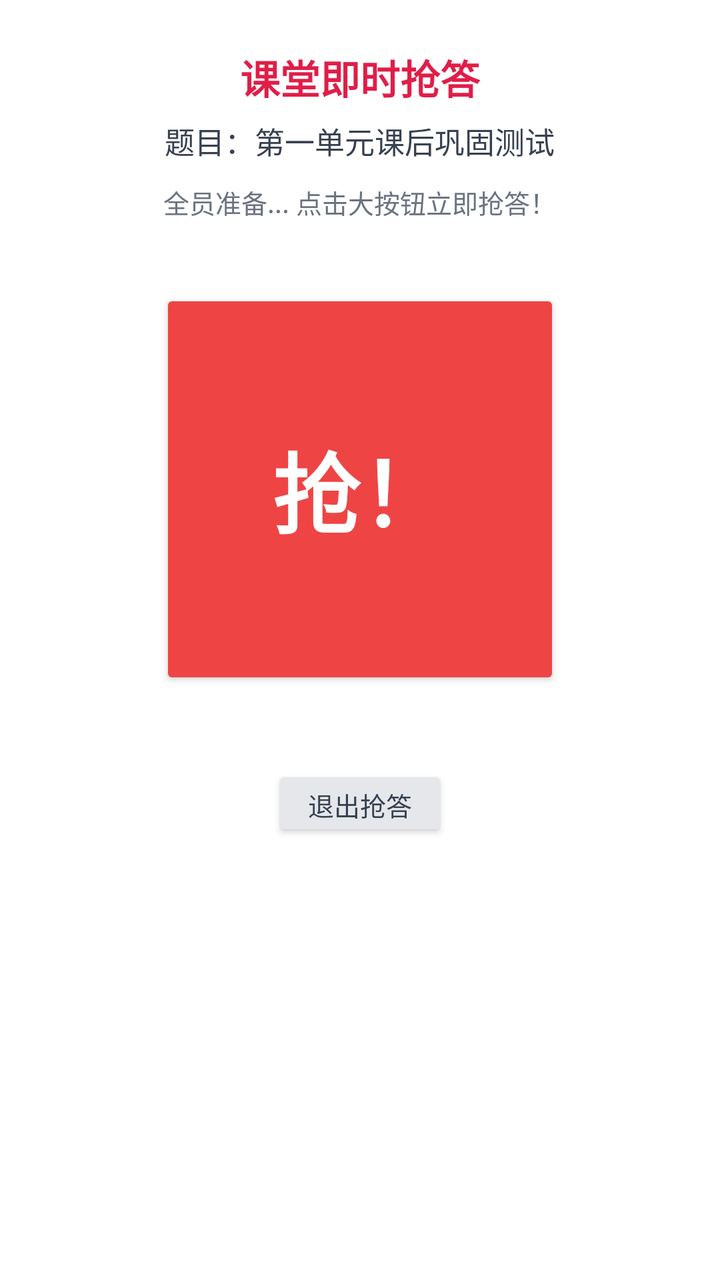
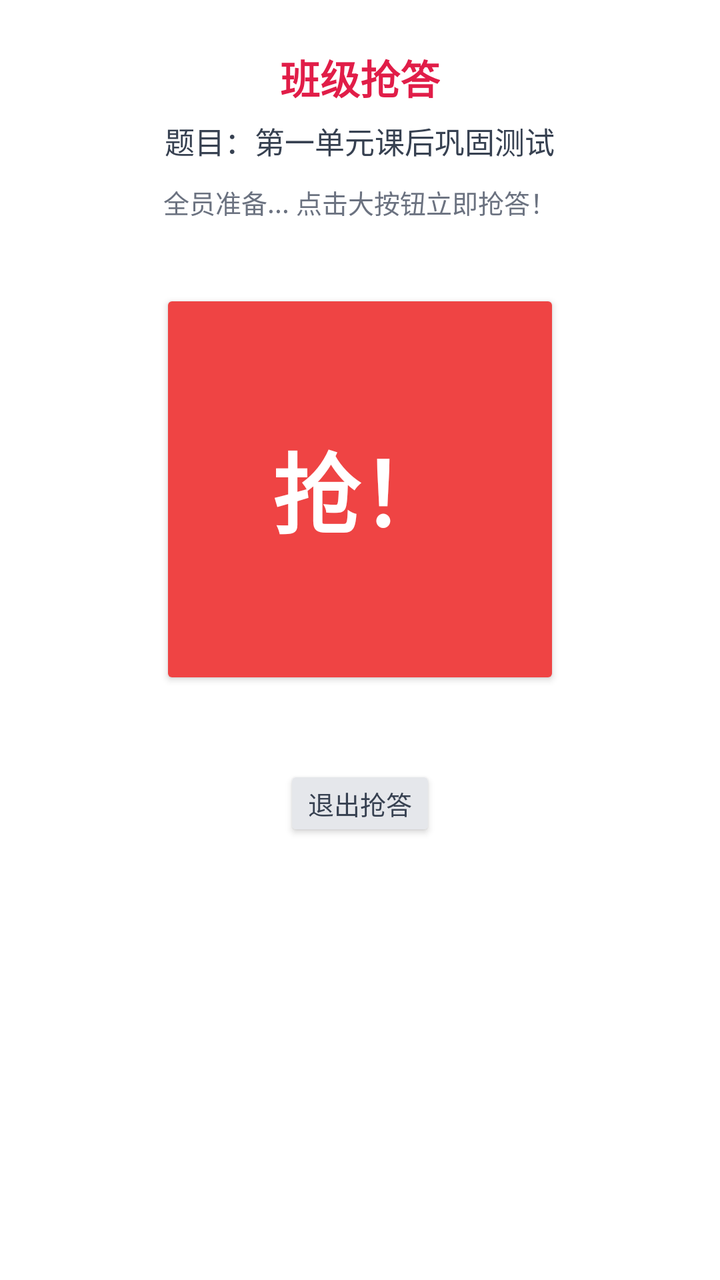

Two renders of the same Android screen: before a commit and after it. Below are the layout's source before the change and the commit's diff.
<!-- AndroidManifest.xml: application theme Theme.CampusChat -->
<!-- res/layout/dialog_buzzer.xml -->
<?xml version="1.0" encoding="utf-8"?>
<LinearLayout
    xmlns:android="http://schemas.android.com/apk/res/android"
    android:layout_width="match_parent"
    android:layout_height="wrap_content"
    android:orientation="vertical"
    android:background="#FFFFFF"
    android:padding="24dp"
    android:gravity="center_horizontal">

    
    <TextView
        android:id="@+id/tvBuzzerHeader"
        android:layout_width="wrap_content"
        android:layout_height="wrap_content"
        android:text="课堂即时抢答"
        android:textColor="#E11D48"
        android:textSize="20sp"
        android:textStyle="bold" />

    <TextView
        android:id="@+id/tvBuzzerTitle"
        android:layout_width="wrap_content"
        android:layout_height="wrap_content"
        android:layout_marginTop="6dp"
        android:text="题目：第一单元课后巩固测试"
        android:textColor="#374151"
        android:textSize="15sp"
        android:gravity="center" />

    <TextView
        android:id="@+id/tvBuzzerStatus"
        android:layout_width="wrap_content"
        android:layout_height="wrap_content"
        android:layout_marginTop="10dp"
        android:text="全员准备... 点击大按钮立即抢答！"
        android:textColor="#6B7280"
        android:textSize="13sp" />

    
    <FrameLayout
        android:layout_width="220dp"
        android:layout_height="220dp"
        android:layout_marginTop="24dp"
        android:layout_marginBottom="20dp">

        <Button
            android:id="@+id/btnBuzzAction"
            android:layout_width="200dp"
            android:layout_height="200dp"
            android:layout_gravity="center"
            android:backgroundTint="#EF4444"
            android:text="抢！"
            android:textColor="#FFFFFF"
            android:textSize="44sp"
            android:textStyle="bold"
            android:elevation="12dp" />

        
        <LinearLayout
            android:id="@+id/layoutBuzzResult"
            android:layout_width="200dp"
            android:layout_height="200dp"
            android:layout_gravity="center"
            android:background="#10B981"
            android:orientation="vertical"
            android:gravity="center"
            android:padding="12dp"
            android:elevation="14dp"
            android:visibility="gone">

            <TextView
                android:layout_width="wrap_content"
                android:layout_height="wrap_content"
                android:text="抢答成功"
                android:textColor="#FFFFFF"
                android:textSize="16sp"
                android:textStyle="bold" />

            <TextView
                android:id="@+id/tvWinnerName"
                android:layout_width="wrap_content"
                android:layout_height="wrap_content"
                android:layout_marginTop="8dp"
                android:text="蔡俊威"
                android:textColor="#FFFFFF"
                android:textSize="22sp"
                android:textStyle="bold" />

            <TextView
                android:id="@+id/tvCostTime"
                android:layout_width="wrap_content"
                android:layout_height="wrap_content"
                android:layout_marginTop="6dp"
                android:text="用时：235 ms"
                android:textColor="#ECFDF5"
                android:textSize="13sp" />
        </LinearLayout>
    </FrameLayout>

    
    <Button
        android:id="@+id/btnDismissBuzzer"
        android:layout_width="wrap_content"
        android:layout_height="38dp"
        android:layout_marginTop="8dp"
        android:backgroundTint="#E5E7EB"
        android:text="退出抢答"
        android:textColor="#374151"
        android:textSize="13sp" />

</LinearLayout>
<!-- resources referenced by this layout -->
<resources>
  <style name="Theme.CampusChat" parent="Theme.AppCompat.Light.NoActionBar">
          
          <item name="colorPrimary">@color/brand_primary</item>
          <item name="colorPrimaryDark">@color/brand_primary_dark</item>
          <item name="colorAccent">@color/brand_accent</item>
  
          
          <item name="android:windowBackground">@color/app_background</item>
  
          
          <item name="android:statusBarColor">@color/white</item>
  
          
          <item name="android:windowLightStatusBar">true</item>
      </style>
  <color name="brand_primary">#1E88E5</color>
  <color name="brand_primary_dark">#1565C0</color>
  <color name="brand_accent">#00ACC1</color>
  <color name="app_background">#F4F6F9</color>
  <color name="white">#FFFFFFFF</color>
</resources>

<!-- the commit's change to res/layout/dialog_buzzer.xml (unified diff, before → after) -->
@@ -13,7 +13,7 @@
         android:id="@+id/tvBuzzerHeader"
         android:layout_width="wrap_content"
         android:layout_height="wrap_content"
-        android:text="课堂即时抢答"
+        android:text="班级抢答"
         android:textColor="#E11D48"
         android:textSize="20sp"
         android:textStyle="bold" />
@@ -107,6 +107,13 @@
         android:backgroundTint="#E5E7EB"
         android:text="退出抢答"
         android:textColor="#374151"
-        android:textSize="13sp" />
+        android:textSize="13sp"
+        android:minWidth="0dp"
+        android:minHeight="0dp"
+        android:insetTop="0dp"
+        android:insetBottom="0dp"
+        android:paddingTop="0dp"
+        android:paddingBottom="0dp"
+        android:gravity="center"/>
 
 </LinearLayout>
